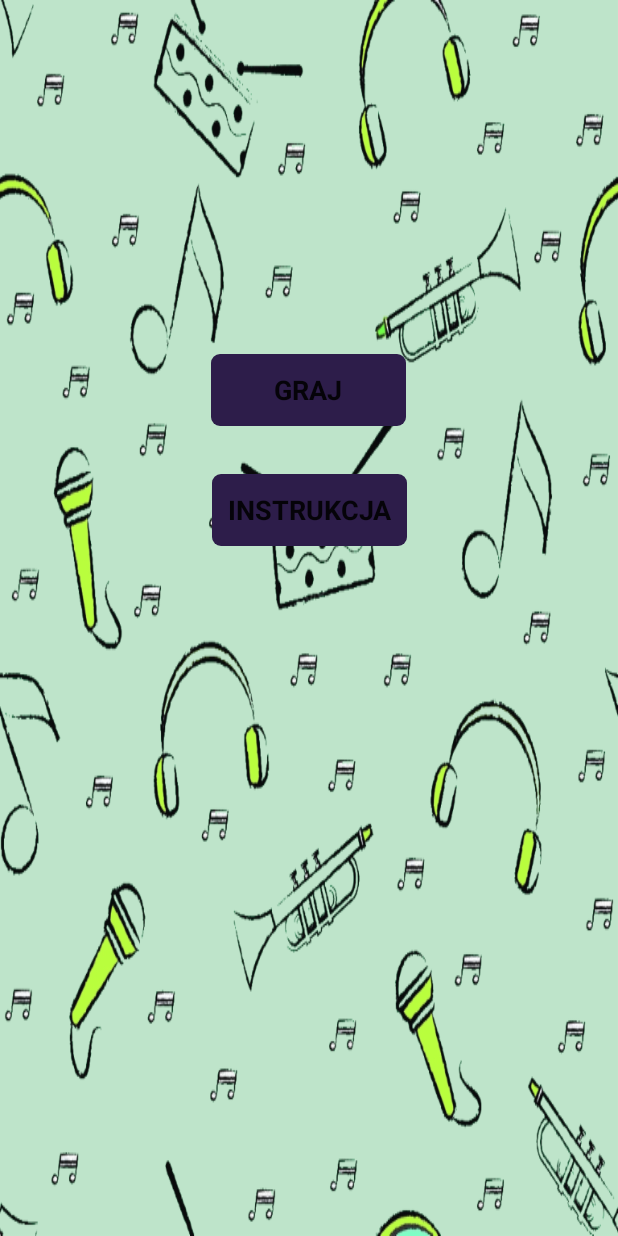
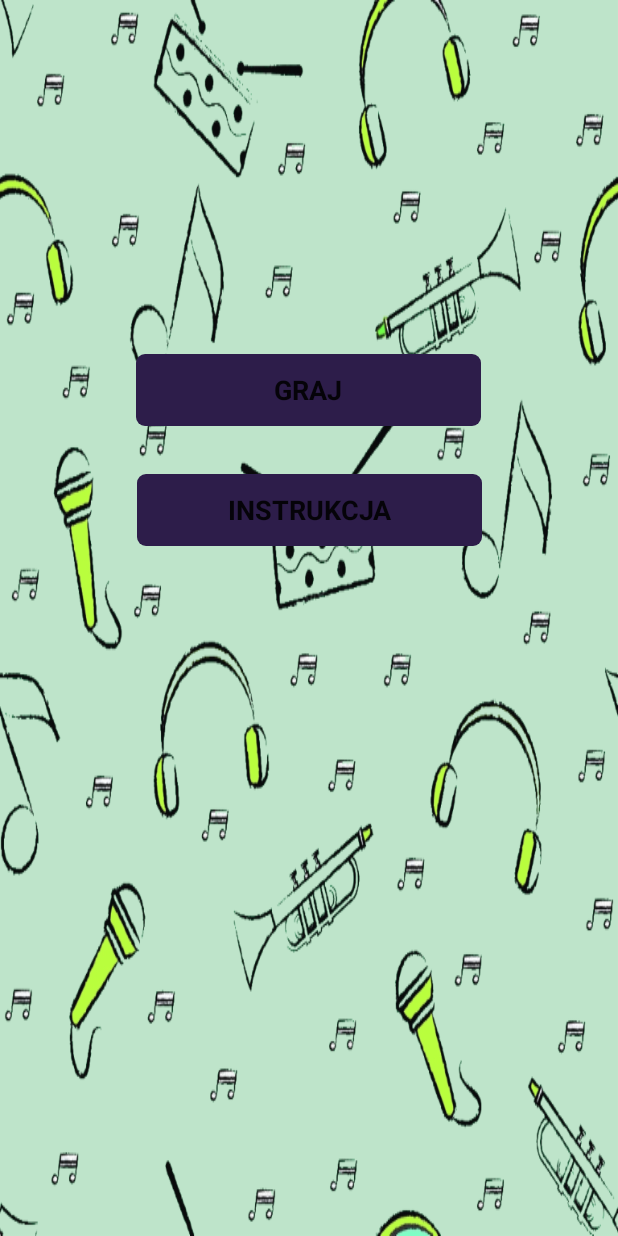
Before and after one commit to stillnoidea/GuessTheFairyTale, an Android app: the layout activity_main.xml on its own in the app's theme, with its tools: preview values and no code run, on a phone screen of 412 x 824 dp. Run offline under Robolectric (Android 15) with nearby library versions, the phone set to English and light mode, and no system bars; Roboto replaces fonts that are not available here.

Commit message:
Made main activity button wider

```diff
--- a/app/src/main/res/values/dimens.xml
+++ b/app/src/main/res/values/dimens.xml
@@ -10,5 +10,5 @@
     <dimen name="big_margin_top">32dp</dimen>
     <dimen name="game_button_size">200dp</dimen>
     <dimen name="game_button_height">50dp</dimen>
-    <dimen name="main_button_width">130dp</dimen>
+    <dimen name="main_button_width">230dp</dimen>
 </resources>
```
